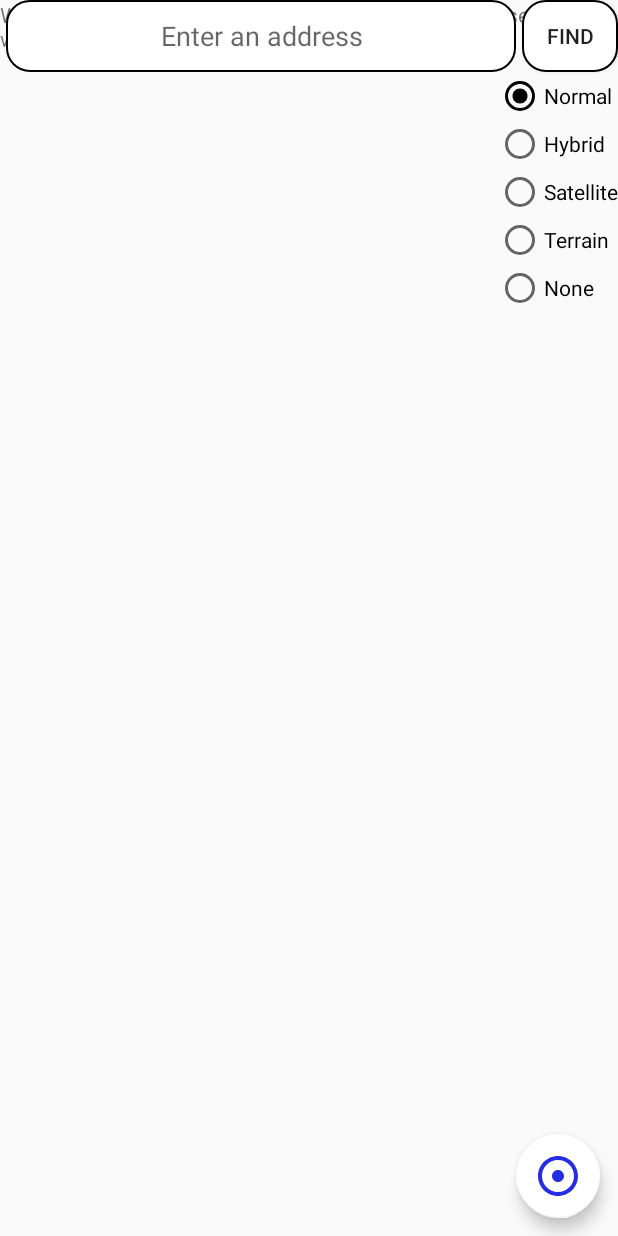
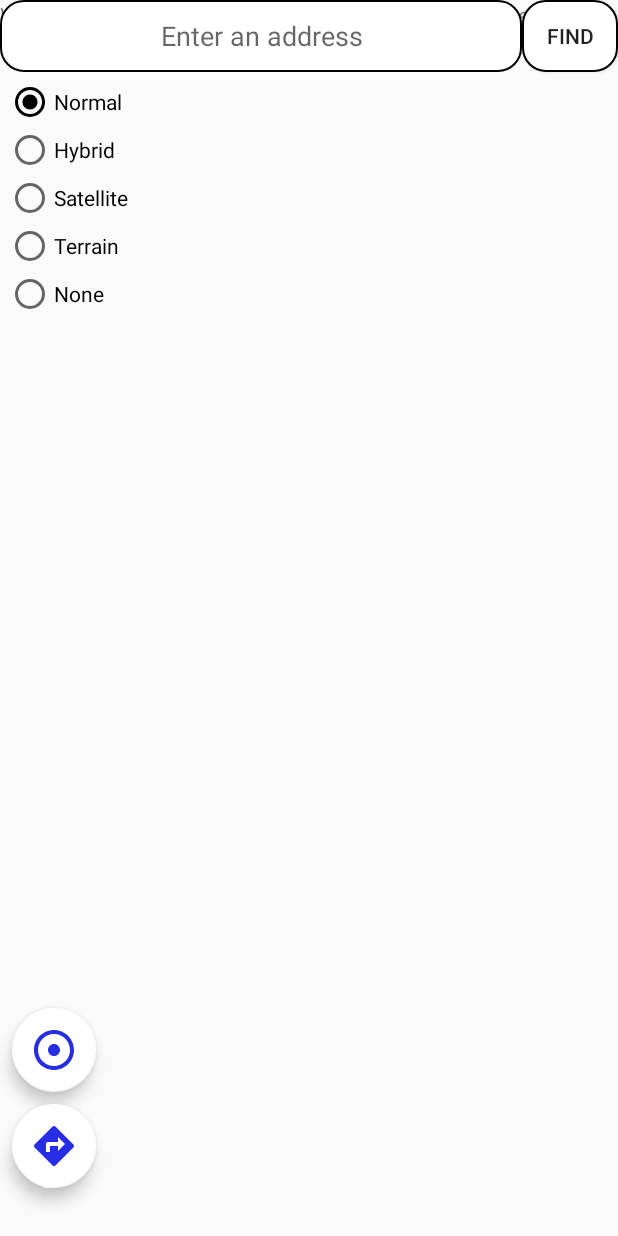
Before and after one commit to josecatalasan/Week7Daily2, an Android app: the screen it shows after launch (MapsActivity), on a phone screen of 412 x 824 dp. Run offline under Robolectric (Android 15) with nearby library versions, the light colour scheme and no system bars.

Commit message:
added FAB to launch navigation app with turn-by-turn direction

```diff
--- /dev/null
+++ b/Week7Daily2Navigation/app/src/main/res/drawable/map_directions.xml
@@ -0,0 +1,5 @@
+<vector android:height="24dp" android:tint="#262DE2"
+    android:viewportHeight="24.0" android:viewportWidth="24.0"
+    android:width="24dp" xmlns:android="http://schemas.android.com/apk/res/android">
+    <path android:fillColor="#FF000000" android:pathData="M21.71,11.29l-9,-9c-0.39,-0.39 -1.02,-0.39 -1.41,0l-9,9c-0.39,0.39 -0.39,1.02 0,1.41l9,9c0.39,0.39 1.02,0.39 1.41,0l9,-9c0.39,-0.38 0.39,-1.01 0,-1.41zM14,14.5V12h-4v3H8v-4c0,-0.55 0.45,-1 1,-1h5V7.5l3.5,3.5 -3.5,3.5z"/>
+</vector>
--- a/Week7Daily2Navigation/app/src/main/res/layout/activity_maps.xml
+++ b/Week7Daily2Navigation/app/src/main/res/layout/activity_maps.xml
@@ -21,12 +21,11 @@
         android:layout_height="48dp"
         android:inputType="text"
         android:textAlignment="center"
-        android:layout_margin="4dp"
         android:hint="@string/address_input_hint"
         android:background="@drawable/address_input_background"
-        app:layout_constraintTop_toTopOf="parent"
+        app:layout_constraintLeft_toLeftOf="parent"
+        app:layout_constraintTop_toTopOf="@id/btnMoveToLocation"
         app:layout_constraintRight_toLeftOf="@id/btnMoveToLocation"
-        app:layout_constraintLeft_toLeftOf="parent"
         app:layout_constraintBottom_toBottomOf="@id/btnMoveToLocation"/>
 
     <Button
@@ -34,7 +33,7 @@
         android:layout_width="64dp"
         android:layout_height="48dp"
         android:text="@string/find_button"
-        android:onClick="onClick"
+        android:onClick="onFindAddress"
         android:background="@drawable/address_input_background"
         app:layout_constraintTop_toTopOf="parent"
         app:layout_constraintRight_toRightOf="parent"/>
@@ -43,15 +42,16 @@
         android:id="@+id/rgMapType"
         android:layout_width="wrap_content"
         android:layout_height="wrap_content"
-        app:layout_constraintTop_toBottomOf="@+id/btnMoveToLocation"
-        app:layout_constraintRight_toRightOf="parent">
+        android:layout_margin="4dp"
+        app:layout_constraintTop_toBottomOf="@+id/etAddress"
+        app:layout_constraintLeft_toLeftOf="parent">
 
         <RadioButton
             android:id="@+id/radioNormal"
             android:layout_width="wrap_content"
             android:layout_height="wrap_content"
             android:text="@string/radio_normal"
-            android:onClick="changeMap"
+            android:onClick="onChangeMap"
             android:checked="true"/>
 
         <RadioButton
@@ -59,41 +59,53 @@
             android:layout_width="wrap_content"
             android:layout_height="wrap_content"
             android:text="@string/radio_hybrid"
-            android:onClick="changeMap"/>
+            android:onClick="onChangeMap"/>
 
         <RadioButton
             android:id="@+id/radioSatellite"
             android:layout_width="wrap_content"
             android:layout_height="wrap_content"
             android:text="@string/radio_satellite"
-            android:onClick="changeMap"/>
+            android:onClick="onChangeMap"/>
 
         <RadioButton
             android:id="@+id/radioTerrain"
             android:layout_width="wrap_content"
             android:layout_height="wrap_content"
             android:text="@string/radio_terrain"
-            android:onClick="changeMap"/>
+            android:onClick="onChangeMap"/>
 
         <RadioButton
             android:id="@+id/radioNone"
             android:layout_width="wrap_content"
             android:layout_height="wrap_content"
             android:text="@string/radio_none"
-            android:onClick="changeMap"/>
+            android:onClick="onChangeMap"/>
 
     </RadioGroup>
 
     <com.google.android.material.floatingactionbutton.FloatingActionButton
         android:id="@+id/fabMyLocation"
+        android:src="@drawable/map_my_location"
+        android:layout_margin="8dp"
         android:layout_width="wrap_content"
         android:layout_height="wrap_content"
-        android:layout_margin="12dp"
-        android:src="@drawable/map_my_location"
-        android:visibility="visible"
         app:maxImageSize="32dp"
         app:backgroundTint="@color/white"
-        app:layout_constraintRight_toRightOf="parent"
+        app:layout_constraintRight_toRightOf="@id/fabLaunchNavigation"
+        app:layout_constraintLeft_toLeftOf="@id/fabLaunchNavigation"
+        app:layout_constraintBottom_toTopOf="@id/fabLaunchNavigation"/>
+
+    <com.google.android.material.floatingactionbutton.FloatingActionButton
+        android:id="@+id/fabLaunchNavigation"
+        android:src="@drawable/map_directions"
+        android:layout_marginStart="8dp"
+        android:layout_marginBottom="32dp"
+        android:layout_width="wrap_content"
+        android:layout_height="wrap_content"
+        app:maxImageSize="32dp"
+        app:backgroundTint="@color/white"
+        app:layout_constraintLeft_toLeftOf="parent"
         app:layout_constraintBottom_toBottomOf="parent"/>
 
 
```
Also changed, not shown: Week7Daily2Navigation/app/src/main/java/com/example/week7daily2navigation/view/activities/MapsActivity.kt (+54 -18 lines).
